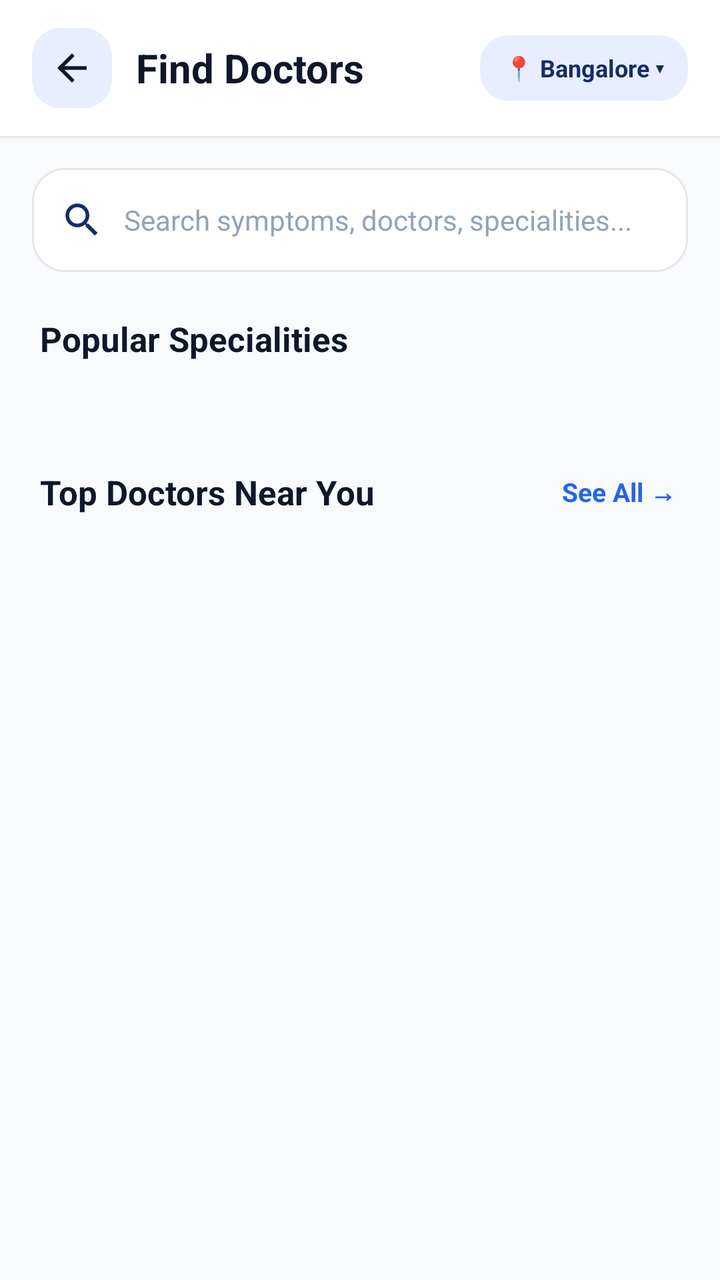
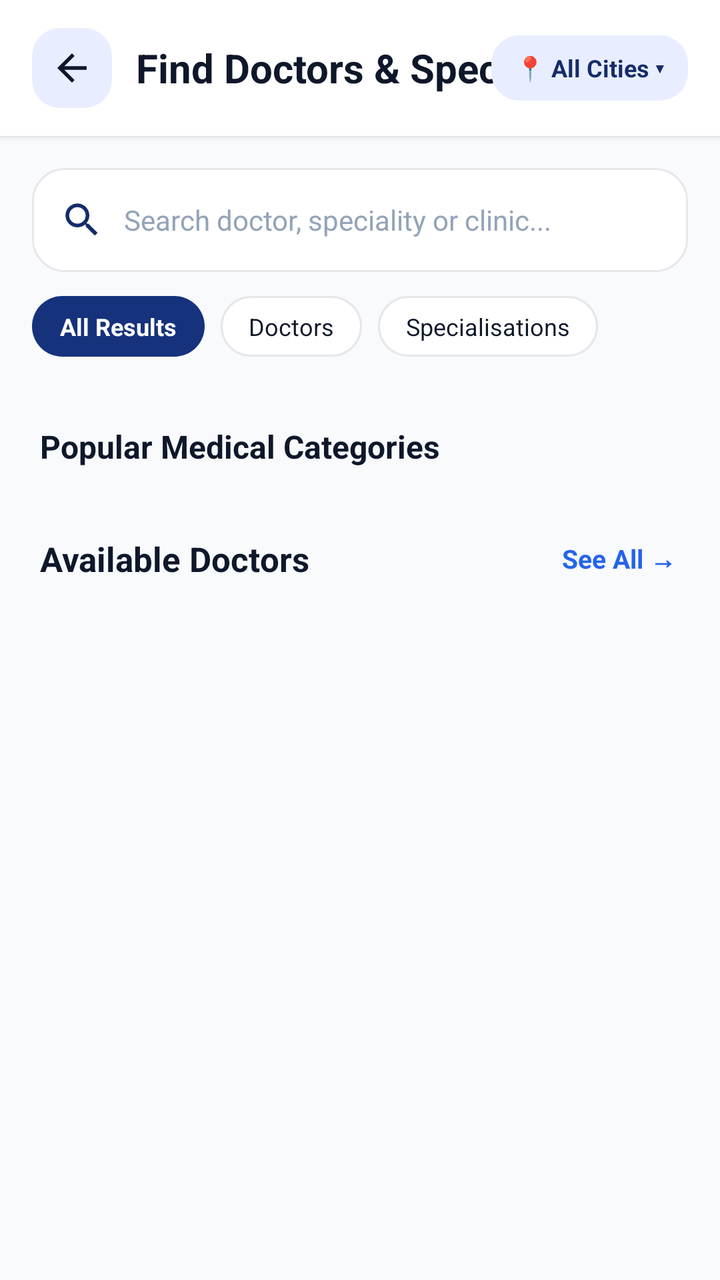

Screens rendered from an Android XML layout before and after an edit, with the pre-edit source and the edit as a unified diff.
<!-- AndroidManifest.xml: application theme Theme.CareWell -->
<!-- res/layout/activity_find_doctors.xml -->
<?xml version="1.0" encoding="utf-8"?>
<ScrollView xmlns:android="http://schemas.android.com/apk/res/android"
    xmlns:app="http://schemas.android.com/apk/res-auto"
    android:layout_width="match_parent"
    android:layout_height="match_parent"
    android:background="@color/background_light"
    android:fillViewport="true">

    <LinearLayout
        android:layout_width="match_parent"
        android:layout_height="wrap_content"
        android:orientation="vertical"
        android:paddingBottom="32dp">

        
        <com.google.android.material.card.MaterialCardView
            android:layout_width="match_parent"
            android:layout_height="wrap_content"
            app:cardBackgroundColor="@color/surface_white"
            app:cardCornerRadius="0dp"
            app:cardElevation="2dp"
            app:strokeWidth="0dp">

            <RelativeLayout
                android:layout_width="match_parent"
                android:layout_height="wrap_content"
                android:paddingHorizontal="16dp"
                android:paddingVertical="14dp">

                <FrameLayout
                    android:id="@+id/fl_back_bg"
                    android:layout_width="40dp"
                    android:layout_height="40dp"
                    android:layout_alignParentStart="true"
                    android:layout_centerVertical="true"
                    android:background="@drawable/bg_squircle_icon">

                    <ImageView
                        android:id="@+id/iv_back"
                        android:layout_width="22dp"
                        android:layout_height="22dp"
                        android:layout_gravity="center"
                        android:contentDescription="Back"
                        android:src="@drawable/ic_back"
                        app:tint="@color/text_primary" />
                </FrameLayout>

                <TextView
                    android:id="@+id/tv_title"
                    android:layout_width="wrap_content"
                    android:layout_height="wrap_content"
                    android:layout_centerVertical="true"
                    android:layout_marginStart="12dp"
                    android:layout_toEndOf="@id/fl_back_bg"
                    android:text="Find Doctors"
                    android:textColor="@color/text_primary"
                    android:textSize="20sp"
                    android:textStyle="bold" />

                <TextView
                    android:id="@+id/tv_location_chip"
                    android:layout_width="wrap_content"
                    android:layout_height="wrap_content"
                    android:layout_alignParentEnd="true"
                    android:layout_centerVertical="true"
                    android:background="@drawable/bg_squircle_icon"
                    android:clickable="true"
                    android:focusable="true"
                    android:paddingHorizontal="12dp"
                    android:paddingVertical="8dp"
                    android:text="📍 Bangalore ▾"
                    android:textColor="@color/primary"
                    android:textSize="12sp"
                    android:textStyle="bold" />
            </RelativeLayout>
        </com.google.android.material.card.MaterialCardView>

        
        <LinearLayout
            android:layout_width="match_parent"
            android:layout_height="52dp"
            android:layout_marginHorizontal="16dp"
            android:layout_marginTop="16dp"
            android:background="@drawable/bg_search_field_elevated"
            android:gravity="center_vertical"
            android:orientation="horizontal"
            android:paddingHorizontal="14dp">

            <ImageView
                android:layout_width="22dp"
                android:layout_height="22dp"
                android:contentDescription="Search icon"
                android:src="@drawable/ic_search"
                app:tint="@color/primary" />

            <EditText
                android:id="@+id/et_search"
                android:layout_width="match_parent"
                android:layout_height="wrap_content"
                android:layout_marginStart="10dp"
                android:background="@null"
                android:hint="Search symptoms, doctors, specialities..."
                android:inputType="text"
                android:textColor="@color/text_primary"
                android:textColorHint="@color/text_muted"
                android:textSize="14sp" />
        </LinearLayout>

        
        <TextView
            android:layout_width="wrap_content"
            android:layout_height="wrap_content"
            android:layout_marginHorizontal="20dp"
            android:layout_marginTop="22dp"
            android:text="Popular Specialities"
            android:textColor="@color/text_primary"
            android:textSize="17sp"
            android:textStyle="bold" />

        
        <androidx.recyclerview.widget.RecyclerView
            android:id="@+id/rv_specialities"
            android:layout_width="match_parent"
            android:layout_height="wrap_content"
            android:layout_marginHorizontal="10dp"
            android:layout_marginTop="10dp"
            android:nestedScrollingEnabled="false" />

        
        <com.google.android.material.card.MaterialCardView
            android:id="@+id/card_ai_symptom"
            android:layout_width="match_parent"
            android:layout_height="wrap_content"
            android:layout_marginHorizontal="16dp"
            android:layout_marginTop="20dp"
            app:cardBackgroundColor="@color/bg_blue_light"
            app:cardCornerRadius="16dp"
            app:cardElevation="0dp"
            app:strokeColor="@color/secondary"
            app:strokeWidth="1dp"/>

        
        <RelativeLayout
            android:layout_width="match_parent"
            android:layout_height="wrap_content"
            android:layout_marginHorizontal="20dp"
            android:layout_marginTop="24dp">

            <TextView
                android:layout_width="wrap_content"
                android:layout_height="wrap_content"
                android:layout_alignParentStart="true"
                android:layout_centerVertical="true"
                android:text="Top Doctors Near You"
                android:textColor="@color/text_primary"
                android:textSize="17sp"
                android:textStyle="bold" />

            <TextView
                android:id="@+id/tv_see_all_doctors"
                android:layout_width="wrap_content"
                android:layout_height="wrap_content"
                android:layout_alignParentEnd="true"
                android:layout_centerVertical="true"
                android:background="?attr/selectableItemBackgroundBorderless"
                android:clickable="true"
                android:focusable="true"
                android:padding="2dp"
                android:text="See All →"
                android:textColor="@color/secondary"
                android:textSize="13sp"
                android:textStyle="bold" />
        </RelativeLayout>

        
        <androidx.recyclerview.widget.RecyclerView
            android:id="@+id/rv_top_doctors"
            android:layout_width="match_parent"
            android:layout_height="wrap_content"
            android:layout_marginTop="10dp"
            android:clipToPadding="false"
            android:paddingHorizontal="10dp" />

    </LinearLayout>

</ScrollView>
<!-- resources referenced by this layout -->
<resources>
  <color name="background_light">#F8FAFC</color>
  <color name="bg_blue_light">#EFF6FF</color>
  <color name="primary">#152C69</color>
  <color name="secondary">#2563EB</color>
  <color name="surface_white">#FFFFFF</color>
  <color name="text_muted">#94A3B8</color>
  <color name="text_primary">#0F172A</color>
  <!-- drawable bg_search_field_elevated (drawable) -->
  <?xml version="1.0" encoding="utf-8"?>
  <shape xmlns:android="http://schemas.android.com/apk/res/android"
      android:shape="rectangle">
      <solid android:color="#FFFFFF" />
      <corners android:radius="16dp" />
      <stroke
          android:width="1dp"
          android:color="#E5E7EB" />
  </shape>
  <!-- drawable bg_squircle_icon (drawable) -->
  <?xml version="1.0" encoding="utf-8"?>
  <shape xmlns:android="http://schemas.android.com/apk/res/android"
      android:shape="rectangle">
      <solid android:color="#E8EEFF" />
      <corners android:radius="14dp" />
  </shape>
  <!-- drawable ic_back (drawable) -->
  <vector xmlns:android="http://schemas.android.com/apk/res/android"
      android:width="24dp"
      android:height="24dp"
      android:viewportWidth="24"
      android:viewportHeight="24">
      <path
          android:fillColor="#FF000000"
          android:pathData="M20,11H7.83l5.59,-5.59L12,4l-8,8 8,8 1.41,-1.41L7.83,13H20v-2z"/>
  </vector>
  <!-- drawable ic_search (drawable) -->
  <vector xmlns:android="http://schemas.android.com/apk/res/android"
      android:width="24dp"
      android:height="24dp"
      android:viewportWidth="24"
      android:viewportHeight="24">
      <path
          android:fillColor="#FF000000"
          android:pathData="M15.5,14h-0.79l-0.28,-0.27C15.41,12.59 16,11.11 16,9.5 16,5.91 13.09,3 9.5,3S3,5.91 3,9.5 5.91,16 9.5,16c1.61,0 3.09,-0.59 4.23,-1.57l0.27,0.28v0.79l5,4.99L20.49,19l-4.99,-5zm-6,0C7.01,14 5,11.99 5,9.5S7.01,5 9.5,5 14,7.01 14,9.5 11.99,14 9.5,14z"/>
  </vector>
  <style name="Theme.CareWell" parent="Base.Theme.CareWell" />
  <color name="primary_dark">#0D1D47</color>
  <color name="white">#FFFFFF</color>
  <color name="primary_light">#EBF1FF</color>
  <!-- unchanged entries left out for length: 1 -->
</resources>

<!-- the commit's change to res/layout/activity_find_doctors.xml (unified diff, before → after) -->
@@ -10,7 +10,7 @@
         android:layout_width="match_parent"
         android:layout_height="wrap_content"
         android:orientation="vertical"
-        android:paddingBottom="32dp">
+        android:paddingBottom="36dp">
 
         
         <com.google.android.material.card.MaterialCardView
@@ -52,7 +52,7 @@
                     android:layout_centerVertical="true"
                     android:layout_marginStart="12dp"
                     android:layout_toEndOf="@id/fl_back_bg"
-                    android:text="Find Doctors"
+                    android:text="Find Doctors &amp; Specialists"
                     android:textColor="@color/text_primary"
                     android:textSize="20sp"
                     android:textStyle="bold" />
@@ -68,7 +68,7 @@
                     android:focusable="true"
                     android:paddingHorizontal="12dp"
                     android:paddingVertical="8dp"
-                    android:text="📍 Bangalore ▾"
+                    android:text="📍 All Cities ▾"
                     android:textColor="@color/primary"
                     android:textSize="12sp"
                     android:textStyle="bold" />
@@ -95,29 +95,109 @@
 
             <EditText
                 android:id="@+id/et_search"
-                android:layout_width="match_parent"
+                android:layout_width="0dp"
                 android:layout_height="wrap_content"
                 android:layout_marginStart="10dp"
+                android:layout_weight="1"
                 android:background="@null"
-                android:hint="Search symptoms, doctors, specialities..."
+                android:hint="Search doctor, speciality or clinic..."
                 android:inputType="text"
                 android:textColor="@color/text_primary"
                 android:textColorHint="@color/text_muted"
                 android:textSize="14sp" />
+
+            <ImageView
+                android:id="@+id/iv_clear_search"
+                android:layout_width="20dp"
+                android:layout_height="20dp"
+                android:contentDescription="Clear"
+                android:src="@drawable/ic_settings"
+                android:visibility="gone"
+                app:tint="@color/text_muted" />
         </LinearLayout>
 
         
+        <LinearLayout
+            android:id="@+id/ll_search_mode_bar"
+            android:layout_width="match_parent"
+            android:layout_height="wrap_content"
+            android:layout_marginTop="12dp"
+            android:orientation="horizontal"
+            android:paddingHorizontal="16dp">
+
+            <TextView
+                android:id="@+id/chip_search_all"
+                android:layout_width="wrap_content"
+                android:layout_height="wrap_content"
+                android:layout_marginEnd="8dp"
+                android:background="@drawable/bg_chip_selected"
+                android:clickable="true"
+                android:focusable="true"
+                android:paddingHorizontal="14dp"
+                android:paddingVertical="7dp"
+                android:text="All Results"
+                android:textColor="@color/white"
+                android:textSize="12sp"
+                android:textStyle="bold" />
+
+            <TextView
+                android:id="@+id/chip_search_doctors"
+                android:layout_width="wrap_content"
+                android:layout_height="wrap_content"
+                android:layout_marginEnd="8dp"
+                android:background="@drawable/bg_chip_unselected"
+                android:clickable="true"
+                android:focusable="true"
+                android:paddingHorizontal="14dp"
+                android:paddingVertical="7dp"
+                android:text="Doctors"
+                android:textColor="@color/text_primary"
+                android:textSize="12sp" />
+
+            <TextView
+                android:id="@+id/chip_search_specs"
+                android:layout_width="wrap_content"
+                android:layout_height="wrap_content"
+                android:background="@drawable/bg_chip_unselected"
+                android:clickable="true"
+                android:focusable="true"
+                android:paddingHorizontal="14dp"
+                android:paddingVertical="7dp"
+                android:text="Specialisations"
+                android:textColor="@color/text_primary"
+                android:textSize="12sp" />
+        </LinearLayout>
+
+        
+        <HorizontalScrollView
+            android:id="@+id/hs_chips"
+            android:layout_width="match_parent"
+            android:layout_height="wrap_content"
+            android:layout_marginTop="14dp"
+            android:clipToPadding="false"
+            android:overScrollMode="never"
+            android:paddingHorizontal="16dp"
+            android:scrollbars="none">
+
+            <LinearLayout
+                android:id="@+id/ll_chip_container"
+                android:layout_width="wrap_content"
+                android:layout_height="wrap_content"
+                android:orientation="horizontal" />
+        </HorizontalScrollView>
+
+        
         <TextView
+            android:id="@+id/tv_speciality_header"
             android:layout_width="wrap_content"
             android:layout_height="wrap_content"
             android:layout_marginHorizontal="20dp"
-            android:layout_marginTop="22dp"
-            android:text="Popular Specialities"
+            android:layout_marginTop="20dp"
+            android:text="Popular Medical Categories"
             android:textColor="@color/text_primary"
-            android:textSize="17sp"
+            android:textSize="16sp"
             android:textStyle="bold" />
 
-        
         <androidx.recyclerview.widget.RecyclerView
             android:id="@+id/rv_specialities"
             android:layout_width="match_parent"
@@ -127,19 +207,6 @@
             android:nestedScrollingEnabled="false" />
 
         
-        <com.google.android.material.card.MaterialCardView
-            android:id="@+id/card_ai_symptom"
-            android:layout_width="match_parent"
-            android:layout_height="wrap_content"
-            android:layout_marginHorizontal="16dp"
-            android:layout_marginTop="20dp"
-            app:cardBackgroundColor="@color/bg_blue_light"
-            app:cardCornerRadius="16dp"
-            app:cardElevation="0dp"
-            app:strokeColor="@color/secondary"
-            app:strokeWidth="1dp"/>
-
-        
         <RelativeLayout
             android:layout_width="match_parent"
             android:layout_height="wrap_content"
@@ -147,11 +214,12 @@
             android:layout_marginTop="24dp">
 
             <TextView
+                android:id="@+id/tv_result_count"
                 android:layout_width="wrap_content"
                 android:layout_height="wrap_content"
                 android:layout_alignParentStart="true"
                 android:layout_centerVertical="true"
-                android:text="Top Doctors Near You"
+                android:text="Available Doctors"
                 android:textColor="@color/text_primary"
                 android:textSize="17sp"
                 android:textStyle="bold" />
@@ -173,12 +241,47 @@
         </RelativeLayout>
 
         
+        <LinearLayout
+            android:id="@+id/ll_empty_state"
+            android:layout_width="match_parent"
+            android:layout_height="wrap_content"
+            android:gravity="center"
+            android:orientation="vertical"
+            android:padding="32dp"
+            android:visibility="gone">
+
+            <ImageView
+                android:layout_width="72dp"
+                android:layout_height="72dp"
+                android:contentDescription="No doctors found"
+                android:src="@drawable/ic_search"
+                app:tint="@color/text_muted" />
+
+            <TextView
+                android:layout_width="wrap_content"
+                android:layout_height="wrap_content"
+                android:layout_marginTop="12dp"
+                android:text="No Doctors Found"
+                android:textColor="@color/text_primary"
+                android:textSize="16sp"
+                android:textStyle="bold" />
+
+            <TextView
+                android:layout_width="wrap_content"
+                android:layout_height="wrap_content"
+                android:layout_marginTop="4dp"
+                android:text="Try searching with a different doctor name or speciality."
+                android:textColor="@color/text_secondary"
+                android:textSize="13sp" />
+        </LinearLayout>
+
+        
         <androidx.recyclerview.widget.RecyclerView
             android:id="@+id/rv_top_doctors"
             android:layout_width="match_parent"
             android:layout_height="wrap_content"
             android:layout_marginTop="10dp"
-            android:clipToPadding="false"
+            android:nestedScrollingEnabled="false"
             android:paddingHorizontal="10dp" />
 
     </LinearLayout>
<!-- resource entries referenced after the edit -->
@@ -1,12 +1,12 @@
 <!-- resources referenced by this layout -->
 <resources>
   <color name="background_light">#F8FAFC</color>
-  <color name="bg_blue_light">#EFF6FF</color>
   <color name="primary">#152C69</color>
   <color name="secondary">#2563EB</color>
   <color name="surface_white">#FFFFFF</color>
   <color name="text_muted">#94A3B8</color>
   <color name="text_primary">#0F172A</color>
+  <color name="text_secondary">#475569</color>
   <!-- drawable bg_search_field_elevated (drawable) -->
   <?xml version="1.0" encoding="utf-8"?>
   <shape xmlns:android="http://schemas.android.com/apk/res/android"
@@ -44,9 +44,36 @@
           android:fillColor="#FF000000"
           android:pathData="M15.5,14h-0.79l-0.28,-0.27C15.41,12.59 16,11.11 16,9.5 16,5.91 13.09,3 9.5,3S3,5.91 3,9.5 5.91,16 9.5,16c1.61,0 3.09,-0.59 4.23,-1.57l0.27,0.28v0.79l5,4.99L20.49,19l-4.99,-5zm-6,0C7.01,14 5,11.99 5,9.5S7.01,5 9.5,5 14,7.01 14,9.5 11.99,14 9.5,14z"/>
   </vector>
+  <!-- drawable ic_settings (drawable) -->
+  <vector xmlns:android="http://schemas.android.com/apk/res/android"
+      android:width="24dp"
+      android:height="24dp"
+      android:viewportWidth="24"
+      android:viewportHeight="24">
+      <path
+          android:fillColor="#FF000000"
+          android:pathData="M19.43,12.98c0.04,-0.32 0.07,-0.64 0.07,-0.98s-0.03,-0.66 -0.07,-0.98l2.11,-1.65c0.19,-0.15 0.24,-0.42 0.12,-0.64l-2,-3.46c-0.12,-0.22 -0.39,-0.3 -0.61,-0.22l-2.49,1c-0.52,-0.4 -1.08,-0.73 -1.69,-0.98l-0.38,-2.65C14.46,2.18 14.25,2 14,2h-4c-0.25,0 -0.46,0.18 -0.49,0.42l-0.38,2.65c-0.61,0.25 -1.17,0.59 -1.69,0.98l-2.49,-1c-0.23,-0.09 -0.49,0 -0.61,0.22l-2,3.46c-0.13,0.22 -0.07,0.49 0.12,0.64l2.11,1.65c-0.04,0.32 -0.07,0.65 -0.07,0.98s0.03,0.66 0.07,0.98l-2.11,1.65c-0.19,0.15 -0.24,0.42 -0.12,0.64l2,3.46c0.12,0.22 0.39,0.3 0.61,0.22l2.49,-1c0.52,0.4 1.08,0.73 1.69,0.98l0.38,2.65c0.03,0.24 0.24,0.42 0.49,0.42h4c0.25,0 0.46,-0.18 0.49,-0.42l0.38,-2.65c0.61,-0.25 1.17,-0.59 1.69,-0.98l2.49,1c0.23,0.09 0.49,0 0.61,-0.22l2,-3.46c0.12,-0.22 0.07,-0.49 -0.12,-0.64l-2.11,-1.65zM12,15.5c-1.93,0 -3.5,-1.57 -3.5,-3.5s1.57,-3.5 3.5,-3.5 3.5,1.57 3.5,3.5 -1.57,3.5 -3.5,3.5z"/>
+  </vector>
   <style name="Theme.CareWell" parent="Base.Theme.CareWell" />
   <color name="primary_dark">#0D1D47</color>
   <color name="white">#FFFFFF</color>
+  <!-- drawable bg_chip_selected (drawable) -->
+  <?xml version="1.0" encoding="utf-8"?>
+  <shape xmlns:android="http://schemas.android.com/apk/res/android"
+      android:shape="rectangle">
+      <solid android:color="#16327D" />
+      <corners android:radius="20dp" />
+  </shape>
+  <!-- drawable bg_chip_unselected (drawable) -->
+  <?xml version="1.0" encoding="utf-8"?>
+  <shape xmlns:android="http://schemas.android.com/apk/res/android"
+      android:shape="rectangle">
+      <solid android:color="#FFFFFF" />
+      <stroke
+          android:width="1dp"
+          android:color="#E5E7EB" />
+      <corners android:radius="20dp" />
+  </shape>
   <color name="primary_light">#EBF1FF</color>
   <!-- unchanged entries left out for length: 1 -->
 </resources>
